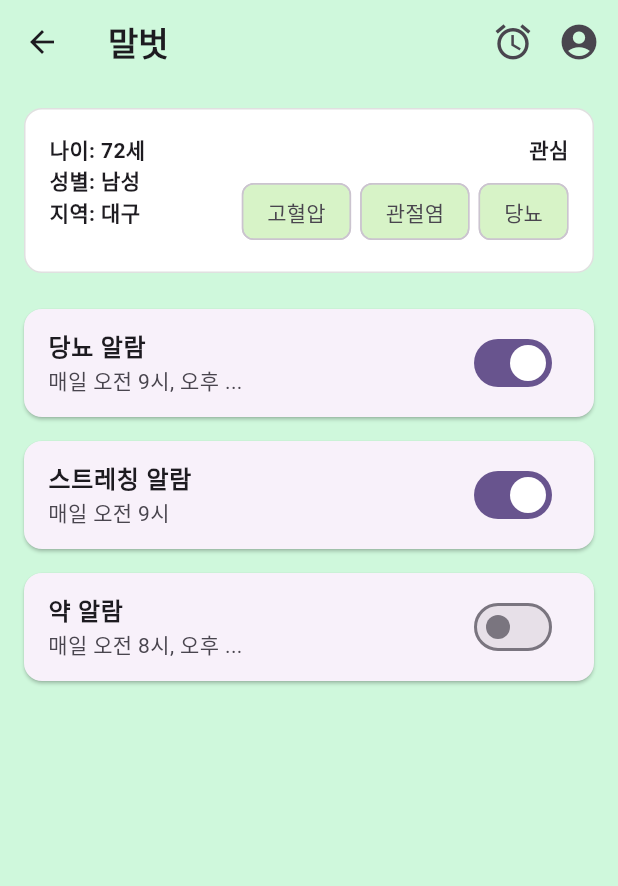
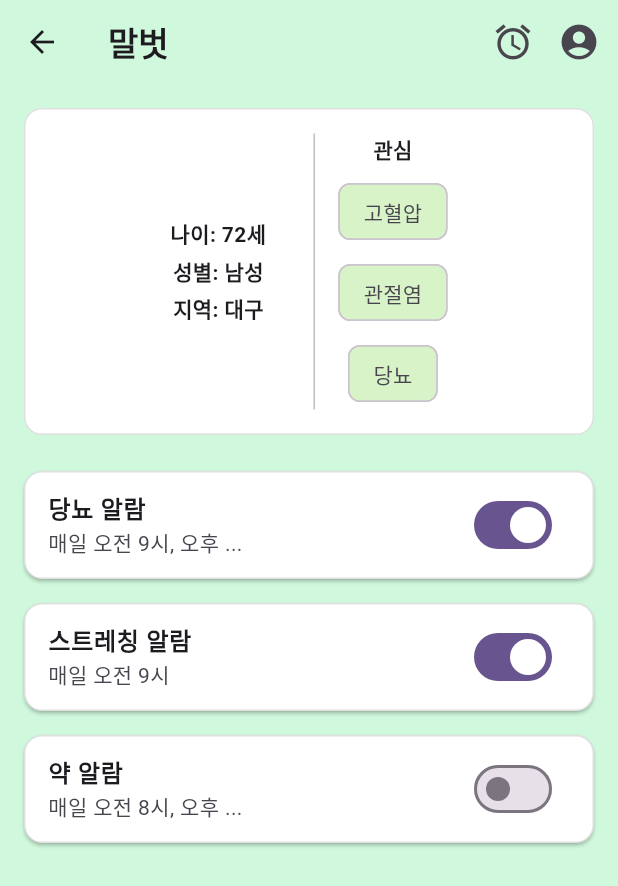
Before and after one commit to sswu-capstoneDesign2025/frontend, a Flutter app: the HealthScreen screen opened directly, on a phone screen of 412 x 824 dp. Shown: the top 886 px of the screen. Run offline on Flutter 3.47's test engine with Material 3 defaults, Android fonts, the light colour scheme and no system bars; our stand-ins replace app_links, flutter_dotenv, flutter_riverpod, flutter_svg, shared_preferences; missing offline and left inert: flutter_web_auth_2; accounts and stored records are empty; network calls fail.

Commit message:
fix: 건강 알림 기능 ui 수정

```diff
--- a/lib/screens/health/health_screen.dart
+++ b/lib/screens/health/health_screen.dart
@@ -1,5 +1,3 @@
-// 📁 lib/screens/health/health_screen.dart
-
 import 'package:flutter/material.dart';
 
 class HealthScreen extends StatefulWidget {
@@ -40,43 +38,60 @@ class _HealthScreenState extends State<HealthScreen> {
               borderRadius: BorderRadius.circular(12),
               border: Border.all(color: Colors.black12),
             ),
+            child: IntrinsicHeight(
               child: Row(
-              crossAxisAlignment: CrossAxisAlignment.start,
+                mainAxisAlignment: MainAxisAlignment.center,
+                crossAxisAlignment: CrossAxisAlignment.center,
                 children: [
-                const Column(
-                  crossAxisAlignment: CrossAxisAlignment.start,
-                  children: [
+                  // 왼쪽 정보
+                  Column(
+                    mainAxisAlignment: MainAxisAlignment.center,
+                    crossAxisAlignment: CrossAxisAlignment.center,
+                    children: const [
                       Text("나이: 72세", style: TextStyle(fontWeight: FontWeight.bold)),
+                      SizedBox(height: 4),
                       Text("성별: 남성", style: TextStyle(fontWeight: FontWeight.bold)),
+                      SizedBox(height: 4),
                       Text("지역: 대구", style: TextStyle(fontWeight: FontWeight.bold)),
                     ],
                   ),
-                const Spacer(),
+                  const SizedBox(width: 16),
+
+                  // ✅ 세로선 (높이 자동)
+                  VerticalDivider(
+                    color: Colors.black26,
+                    thickness: 1,
+                    width: 32, // 좌우 여백 확보용
+                  ),
+
+                  // 오른쪽 관심사
                   Column(
-                  crossAxisAlignment: CrossAxisAlignment.end,
+                    mainAxisAlignment: MainAxisAlignment.center,
+                    crossAxisAlignment: CrossAxisAlignment.center,
                     children: [
                       const Text("관심", style: TextStyle(fontWeight: FontWeight.bold)),
                       const SizedBox(height: 8),
-                    Wrap(
-                      spacing: 6,
-                      runSpacing: 4,
-                      children: const [
+                      const Column(
+                          children: [
                             Chip(label: Text('고혈압'), backgroundColor: Color(0xFFD7F3C7)),
+                            SizedBox(height: 6),
                             Chip(label: Text('관절염'), backgroundColor: Color(0xFFD7F3C7)),
+                            SizedBox(height: 6),
                             Chip(label: Text('당뇨'), backgroundColor: Color(0xFFD7F3C7)),
-                      ],
+                          ]
                       ),
                     ],
                   ),
                 ],
               ),
             ),
+          ),
+
           Expanded(
             child: ListView(
               padding: const EdgeInsets.symmetric(horizontal: 16),
               children: [
-                _buildAlarmTile(
-                    "당뇨 알람", "매일 오전 9시, 오후 ...", diabetesAlarm, (val) {
+                _buildAlarmTile("당뇨 알람", "매일 오전 9시, 오후 ...", diabetesAlarm, (val) {
                   setState(() => diabetesAlarm = val);
                 }),
                 _buildAlarmTile("스트레칭 알람", "매일 오전 9시", stretchingAlarm, (val) {
@@ -95,7 +110,12 @@ class _HealthScreenState extends State<HealthScreen> {
 
   Widget _buildAlarmTile(String title, String subtitle, bool value, Function(bool) onChanged) {
     return Card(
+      color: Colors.white,
       margin: const EdgeInsets.symmetric(vertical: 8),
+      shape: RoundedRectangleBorder(
+        borderRadius: BorderRadius.circular(12),
+        side: BorderSide(color: Colors.black12),
+      ),
       child: ListTile(
         title: Text(title, style: const TextStyle(fontWeight: FontWeight.bold)),
         subtitle: Text(subtitle),
```
Lines whose indentation alone changed are shown as unchanged.
